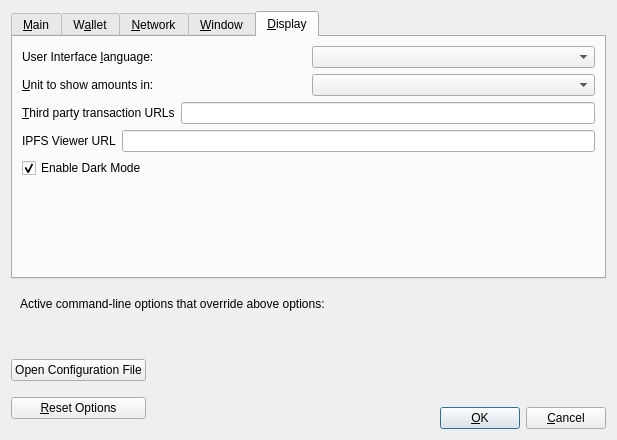
Old version of the form src/qt/forms/optionsdialog.ui in the repository fdoving/Ravencoin.
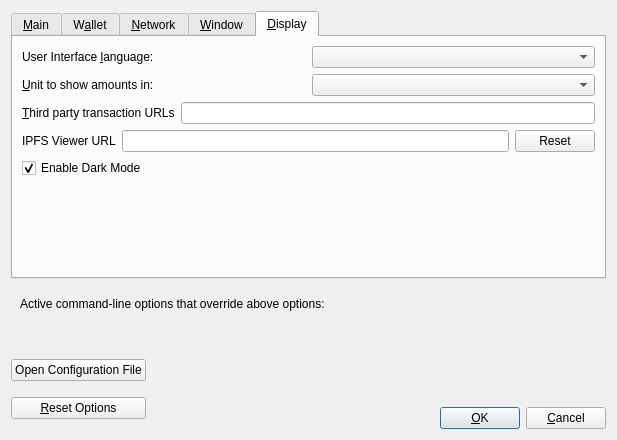
New version of the form. Custom widgets are drawn as their Qt base class.

Commit message: Add Reset-button.

The edit to the form file:
```diff
--- a/src/qt/forms/optionsdialog.ui
+++ b/src/qt/forms/optionsdialog.ui
@@ -634,7 +634,7 @@
         </layout>
        </item>
        <item>
-        <layout class="QHBoxLayout" name="horizontalLayout_4_Display" stretch="0,0">
+        <layout class="QHBoxLayout" name="horizontalLayout_4_Display" stretch="0,0,0">
          <item>
           <widget class="QLabel" name="ipfsUrlLabel">
            <property name="toolTip">
@@ -652,6 +652,13 @@
            </property>
           </widget>
          </item>
+         <item>
+          <widget class="QPushButton" name="ipfsUrlReset">
+           <property name="text">
+            <string>Reset</string>
+           </property>
+          </widget>
+         </item>
         </layout>
        </item>
        <item>
```
The commit also changes 2 other files.
